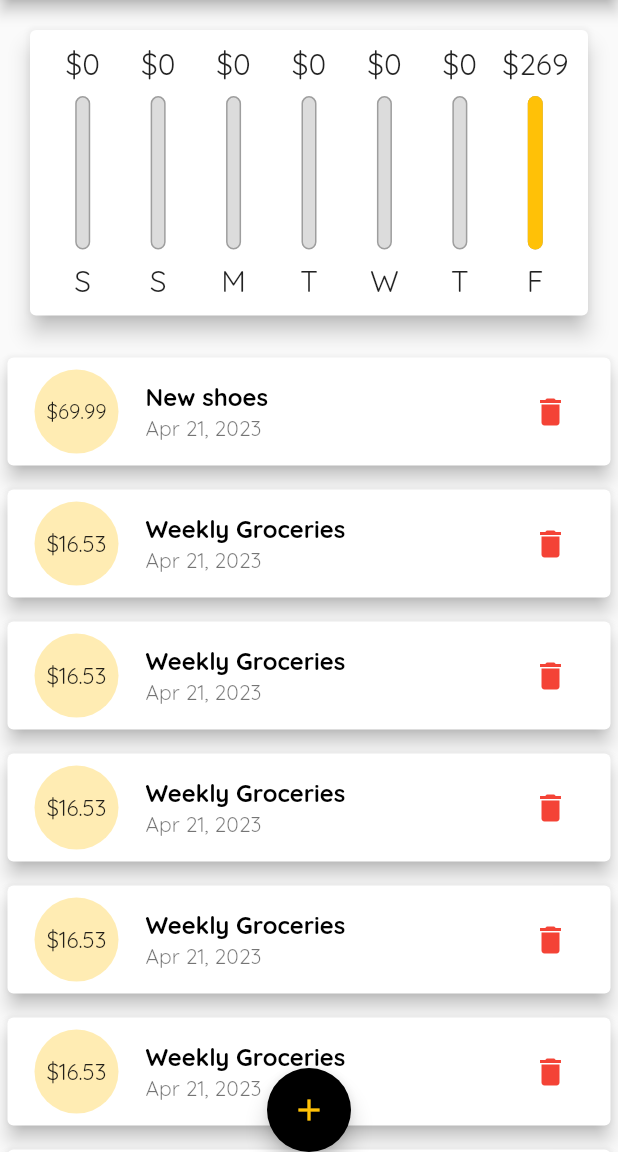
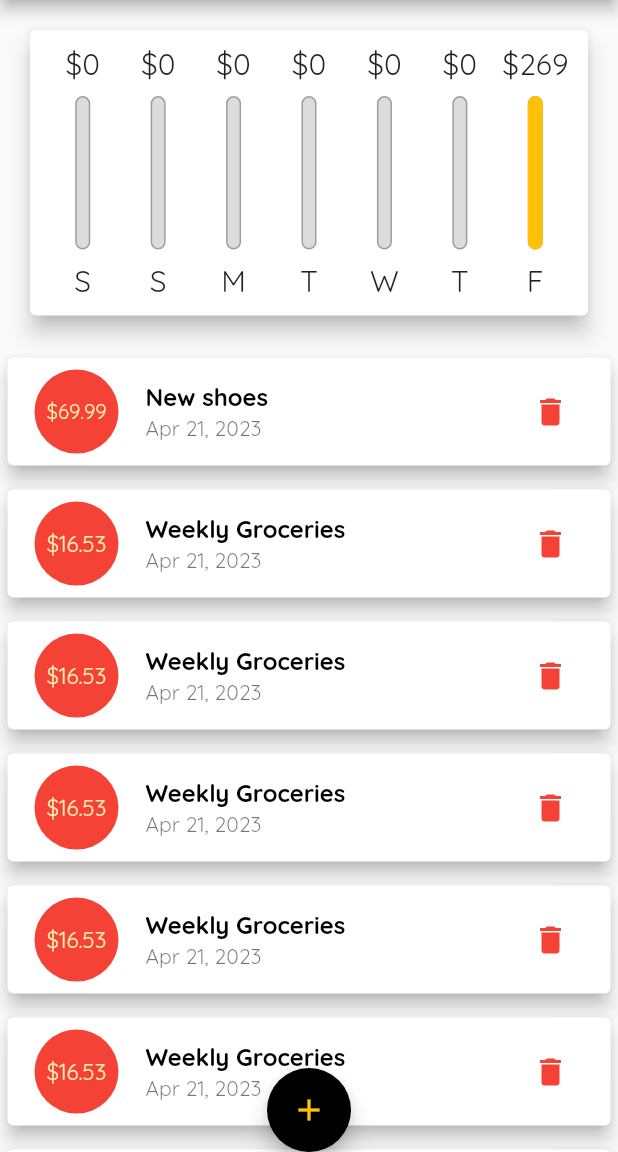
Before and after one commit to Mitso98/flutter_practice, a Flutter app: the screen it shows after launch, on a phone screen of 412 x 824 dp, the part 84-1236 px from its top. Run offline on Flutter 3.47's test engine with Material 2 defaults, Android fonts, the phone set to English and light mode, and no system bars.

Commit message:
cleaning code

```diff
--- /dev/null
+++ b/expense_app/lib/widgets/transaction_item.dart
@@ -0,0 +1,79 @@
+import 'dart:math';
+
+import 'package:flutter/material.dart';
+import 'package:intl/intl.dart';
+
+class TransactionItem extends StatelessWidget {
+  final double amount;
+  final String title;
+  final DateTime date;
+  final String id;
+  final Function deleteTransaction;
+  final Color bgColor;
+
+  const TransactionItem({
+    super.key,
+    required this.amount,
+    required this.title,
+    required this.date,
+    required this.id,
+    required this.deleteTransaction,
+    required this.bgColor,
+  });
+
+  @override
+  Widget build(BuildContext context) {
+    return Card(
+      elevation: 5,
+      margin: const EdgeInsets.symmetric(
+        vertical: 8,
+        horizontal: 5,
+      ),
+      child: ListTile(
+        leading: CircleAvatar(
+          backgroundColor: bgColor,
+          radius: 30,
+          child: Padding(
+            padding: const EdgeInsets.all(10.0),
+            child: FittedBox(
+                child: Text(
+              "\$$amount",
+            )),
+          ),
+        ),
+        title: Text(
+          title,
+          style: Theme.of(context).textTheme.titleMedium,
+        ),
+        subtitle: Text(
+          DateFormat.yMMMd().format(
+            date,
+          ),
+        ),
+        trailing: MediaQuery.of(context).size.width > 460
+            ? TextButton.icon(
+                label: const Text(
+                  "Delete",
+                  style: TextStyle(color: Colors.red),
+                ),
+                icon: const Icon(
+                  Icons.delete,
+                  color: Colors.red,
+                ),
+                onPressed: () => deleteTransaction(
+                  id,
+                ),
+              )
+            : IconButton(
+                icon: const Icon(
+                  Icons.delete,
+                  color: Colors.red,
+                ),
+                onPressed: () => deleteTransaction(
+                  id,
+                ),
+              ),
+      ),
+    );
+  }
+}
--- a/expense_app/lib/widgets/transaction_list.dart
+++ b/expense_app/lib/widgets/transaction_list.dart
@@ -1,9 +1,12 @@
+import 'dart:math';
+
+import 'package:expense_app/widgets/transaction_item.dart';
 import 'package:flutter/material.dart';
-import 'package:intl/intl.dart';
+
 
 import '../models/transaction.dart';
 
-class TransactionList extends StatelessWidget {
+class TransactionList extends StatefulWidget {
   final Function deleteTransaction;
   final List<Transaction> userTransaction;
   const TransactionList({
@@ -13,9 +16,21 @@ class TransactionList extends StatelessWidget {
   });
 
   @override
+  State<TransactionList> createState() => _TransactionListState();
+}
+
+class _TransactionListState extends State<TransactionList> {
+  final List<Color> _colors = [
+    Colors.red,
+    Colors.blue,
+    Colors.green,
+    Colors.yellow,
+  ];
+
+  @override
   Widget build(BuildContext context) {
     return LayoutBuilder(builder: (ctx, constraints) {
-      return userTransaction.isEmpty
+      return widget.userTransaction.isEmpty
           ? Column(
               children: [
                 const Text("No transaction added yet!"),
@@ -32,58 +47,15 @@ class TransactionList extends StatelessWidget {
               ],
             )
           : ListView.builder(
-              itemCount: userTransaction.length,
+              itemCount: widget.userTransaction.length,
               itemBuilder: (ctx, index) {
-                return Card(
-                  elevation: 5,
-                  margin: const EdgeInsets.symmetric(
-                    vertical: 8,
-                    horizontal: 5,
-                  ),
-                  child: ListTile(
-                    leading: CircleAvatar(
-                      radius: 30,
-                      child: Padding(
-                        padding: const EdgeInsets.all(10.0),
-                        child: FittedBox(
-                            child: Text(
-                          "\$${userTransaction[index].amount}",
-                        )),
-                      ),
-                    ),
-                    title: Text(
-                      userTransaction[index].title,
-                      style: Theme.of(context).textTheme.titleMedium,
-                    ),
-                    subtitle: Text(
-                      DateFormat.yMMMd().format(
-                        userTransaction[index].date,
-                      ),
-                    ),
-                    trailing: MediaQuery.of(context).size.width > 460
-                        ? TextButton.icon(
-                            label: const Text(
-                              "Delete",
-                              style: TextStyle(color: Colors.red),
-                            ),
-                            icon: const Icon(
-                              Icons.delete,
-                              color: Colors.red,
-                            ),
-                            onPressed: () => deleteTransaction(
-                              userTransaction[index].id,
-                            ),
-                          )
-                        : IconButton(
-                            icon: const Icon(
-                              Icons.delete,
-                              color: Colors.red,
-                            ),
-                            onPressed: () => deleteTransaction(
-                              userTransaction[index].id,
-                            ),
-                          ),
-                  ),
+                return TransactionItem(
+                  amount: widget.userTransaction[index].amount,
+                  title: widget.userTransaction[index].title,
+                  date: widget.userTransaction[index].date,
+                  id: widget.userTransaction[index].id,
+                  deleteTransaction: widget.deleteTransaction,
+                  bgColor: _colors[Random().nextInt(_colors.length)],
                 );
               },
             );
```
